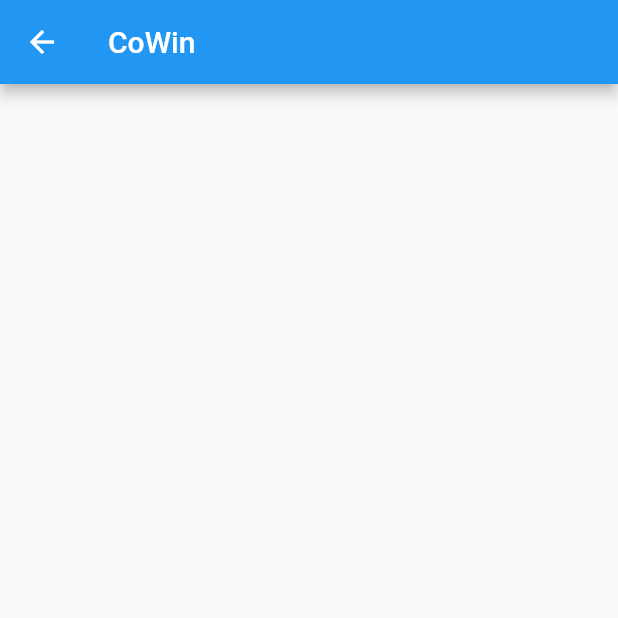
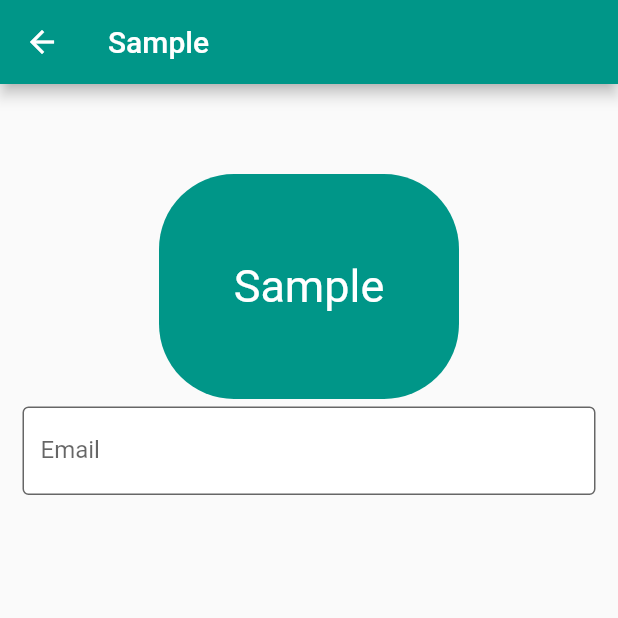
Before and after one commit to abs12seth/sample, a Flutter app: the SecondScreen screen opened by its route, on a phone screen of 412 x 824 dp, the top half of it. Run offline on Flutter 3.47's test engine with Material 2 defaults, Android fonts, the phone set to English and light mode, and no system bars.

Commit message:
Adding login UI

```diff
--- a/lib/Second.dart
+++ b/lib/Second.dart
@@ -14,11 +14,45 @@
     // TODO: implement build
     return Scaffold(
       appBar: AppBar(
-        title: Text("CoWin"),
+        backgroundColor: Colors.teal,
+        title: Text("Sample"),
       ),
-      body: Container(
+      body:SingleChildScrollView(
+        child: Column(
+          children: <Widget>[
+            Padding(padding: const EdgeInsets.only(top: 60.0),
+              child: Center(
+                child: Container(
+                  width: 200,
+                  height: 150,
+                    decoration: BoxDecoration(
+                      color: Colors.teal,
+                        borderRadius: BorderRadius.circular(50.0)
+                    ),
+                  child: Center(
+                    child: Text("Sample",style: TextStyle(fontSize: 30.0,color: Colors.white),),
+                  )
 
-      ),
+                ),
+              ),
+            ),
+            Padding(padding: EdgeInsets.only(left: 15,right: 15, top: 5,bottom: 0.0),
+                child: TextField(
+                  decoration: InputDecoration(
+                    filled: true,
+                    fillColor: Colors.white,
+                    border:OutlineInputBorder(
+                      borderSide: BorderSide(color: Colors.white, width: 1.0),
+                    ),
+                    labelText: 'Email',
+                    hintText: 'Enter a email ID',
+                  ),
+                ),
+            )
+
+          ],
+        ),
+      )
     );
   }
 }
```
